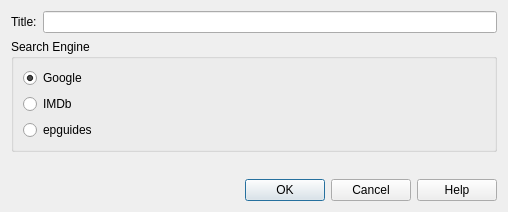
Qt form src/websearchdialog.ui (rweather/tvguide) before a commit.
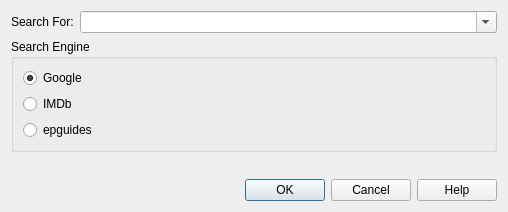
The same form after that commit.

Commit message: Add actors, directors and ep title to web search

What changed in the file:
```diff
--- a/src/websearchdialog.ui
+++ b/src/websearchdialog.ui
@@ -19,12 +19,22 @@
      <item>
       <widget class="QLabel" name="label">
        <property name="text">
-        <string>Title:</string>
+        <string>Search For:</string>
        </property>
       </widget>
      </item>
      <item>
-      <widget class="QLineEdit" name="titleEdit"/>
+      <widget class="QComboBox" name="searchFor">
+       <property name="sizePolicy">
+        <sizepolicy hsizetype="MinimumExpanding" vsizetype="Fixed">
+         <horstretch>0</horstretch>
+         <verstretch>0</verstretch>
+        </sizepolicy>
+       </property>
+       <property name="editable">
+        <bool>true</bool>
+       </property>
+      </widget>
      </item>
     </layout>
    </item>
```
Left out of the diff: 1 changed line with no effect on the pictures. The commit also changes 7 other files.
